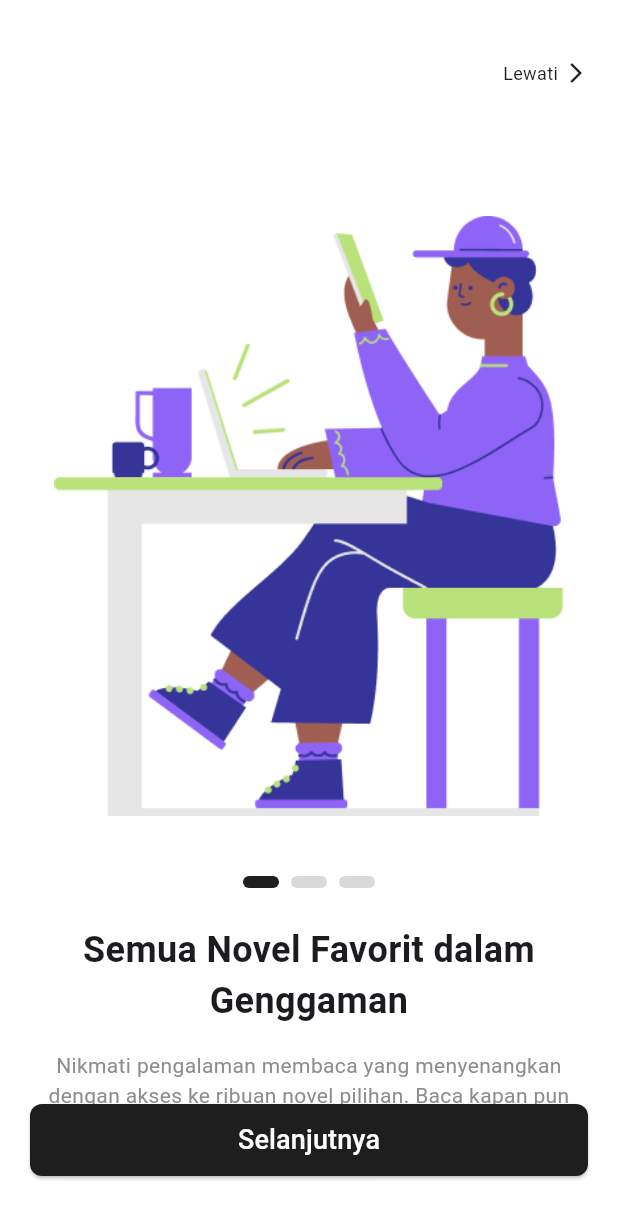
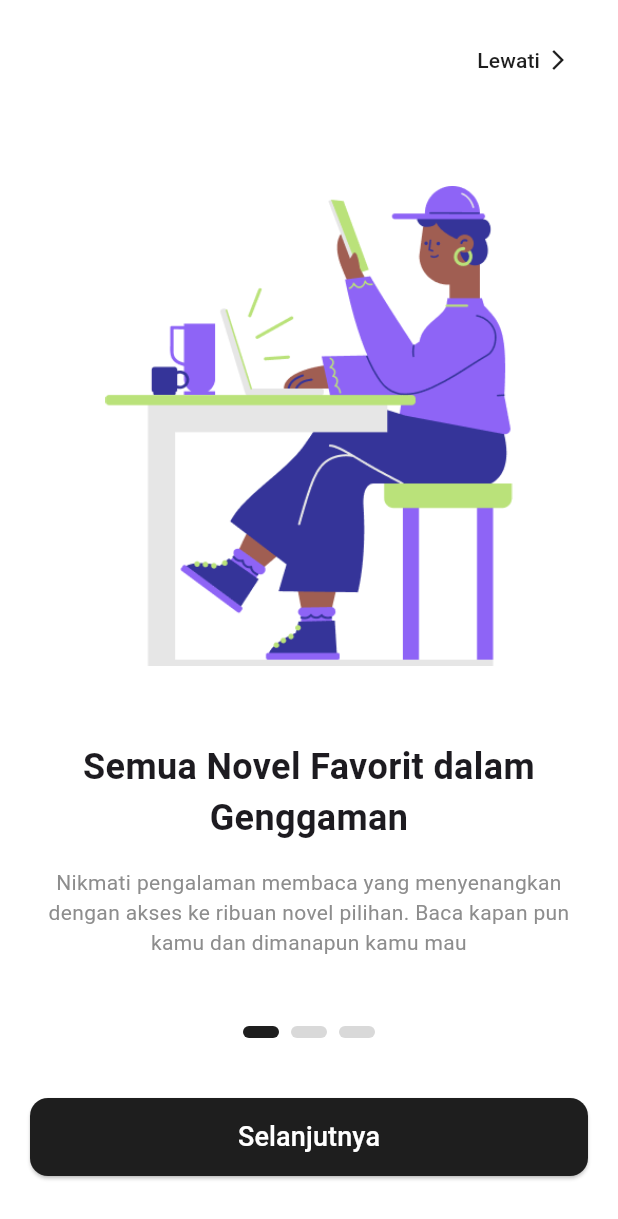
Before and after one commit to Aprilrianto/lexicon, a Flutter app: the screen it shows after launch, on a phone screen of 412 x 824 dp. Shown: the top 1219 px of the screen. Run offline on Flutter 3.47's test engine with Material 3 defaults, Android fonts, the phone set to English and light mode, and no system bars; our stand-ins replace fl_chart, image_picker, pinput, shared_preferences, supabase_flutter; accounts and stored records are empty.

Commit message:
memperbaiki onboarding

```diff
--- a/lib/screens/onboarding_screen.dart
+++ b/lib/screens/onboarding_screen.dart
@@ -1,5 +1,5 @@
 import 'package:flutter/material.dart';
-import 'login_screen.dart';
+import 'package:shared_preferences/shared_preferences.dart';
 
 class OnboardingScreen extends StatefulWidget {
   const OnboardingScreen({super.key});
@@ -12,7 +12,8 @@ class _OnboardingScreenState extends State<OnboardingScreen> {
   final PageController _pageController = PageController();
   int _currentPage = 0;
 
-  final List<Map<String, String>> onboardingData = [
+  // Data untuk setiap halaman onboarding
+  final List<Map<String, String>> _onboardingData = [
     {
       'image': 'assets/orang_duduk.png',
       'text': 'Semua Novel Favorit dalam Genggaman',
@@ -23,7 +24,7 @@ class _OnboardingScreenState extends State<OnboardingScreen> {
       'image': 'assets/orang_menunjuk.png',
       'text': "Temukan dunia baru dalam setiap genre",
       'subtitle':
-          'Temukan cerita yang sesuai dengan seleramu! Dari kisah romantis, petualangan fantasi epik, hingga misteri yang menegangkan semua genre favorit ada di sini. ',
+          'Temukan cerita yang sesuai dengan seleramu! Dari kisah romantis, petualangan fantasi epik, hingga misteri yang menegangkan semua genre favorit ada di sini.',
     },
     {
       'image': 'assets/dua_orang.png',
@@ -33,142 +34,172 @@ class _OnboardingScreenState extends State<OnboardingScreen> {
     },
   ];
 
+  // Fungsi yang dipanggil saat onboarding selesai (baik di-skip atau selesai)
+  Future<void> _finishOnboarding() async {
+    final prefs = await SharedPreferences.getInstance();
+    // Set flag bahwa onboarding sudah dilihat
+    await prefs.setBool('onboarding_seen', true);
+    if (mounted) {
+      // Gunakan named route untuk navigasi yang konsisten
+      Navigator.pushReplacementNamed(context, '/login');
+    }
+  }
+
+  // Fungsi untuk pindah ke halaman selanjutnya atau menyelesaikan onboarding
   void _nextPage() {
-    if (_currentPage < onboardingData.length - 1) {
+    if (_currentPage < _onboardingData.length - 1) {
       _pageController.nextPage(
-        duration: Duration(milliseconds: 300),
+        duration: const Duration(milliseconds: 300),
         curve: Curves.ease,
       );
     } else {
-      Navigator.pushReplacement(
-        context,
-        MaterialPageRoute(builder: (_) => LoginScreen()),
-      );
+      _finishOnboarding();
     }
-  }
-
-  void _skip() {
-    Navigator.pushReplacement(
-      context,
-      MaterialPageRoute(builder: (_) => const LoginScreen()),
-    );
   }
 
   @override
   Widget build(BuildContext context) {
     return Scaffold(
-      body: Stack(
+      backgroundColor: Colors.white,
+      body: SafeArea(
+        child: Stack(
           children: [
-          PageView.builder(
+            // Konten utama yang bisa di-swipe
+            _buildPageView(),
+            // Tombol "Lewati" di kanan atas
+            _buildSkipButton(),
+            // Indikator halaman dan tombol aksi di bagian bawah
+            _buildBottomControls(),
+          ],
+        ),
+      ),
+    );
+  }
+
+  // Widget untuk PageView
+  Widget _buildPageView() {
+    return PageView.builder(
       controller: _pageController,
-            itemCount: onboardingData.length,
+      itemCount: _onboardingData.length,
       onPageChanged: (index) {
         setState(() {
           _currentPage = index;
         });
       },
       itemBuilder: (context, index) {
-              return Column(
-                mainAxisAlignment: MainAxisAlignment.center,
+        return _buildOnboardingPage(
+          imagePath: _onboardingData[index]['image']!,
+          title: _onboardingData[index]['text']!,
+          subtitle: _onboardingData[index]['subtitle']!,
+        );
+      },
+    );
+  }
+
+  // DIPERBAIKI: Widget untuk membangun satu halaman onboarding dengan layout yang fleksibel
+  Widget _buildOnboardingPage({
+    required String imagePath,
+    required String title,
+    required String subtitle,
+  }) {
+    return Padding(
+      padding: const EdgeInsets.symmetric(horizontal: 24.0),
+      child: Column(
         children: [
-                  SizedBox(height: 80),
-                  Image.asset(onboardingData[index]['image']!, height: 400),
-                  SizedBox(height: 40),
-                  // penanda halaman onboarding
+          const Spacer(flex: 2), // Memberi ruang fleksibel di atas
+          Image.asset(
+            imagePath,
+            height: 320, // Ukuran gambar sedikit dikurangi
+            fit: BoxFit.contain,
+          ),
+          const SizedBox(height: 50),
+          Text(
+            title,
+            style: const TextStyle(fontSize: 24, fontWeight: FontWeight.w600),
+            textAlign: TextAlign.center,
+          ),
+          const SizedBox(height: 16),
+          Text(
+            subtitle,
+            style: const TextStyle(fontSize: 14, color: Color(0xFF8D8D8D)),
+            textAlign: TextAlign.center,
+          ),
+          const Spacer(
+            flex: 3,
+          ), // Memberi ruang fleksibel di bawah untuk tombol
+        ],
+      ),
+    );
+  }
+
+  // Widget untuk tombol "Lewati"
+  Widget _buildSkipButton() {
+    return Positioned(
+      top: 16,
+      right: 20,
+      child: TextButton(
+        onPressed: _finishOnboarding,
+        child: const Row(
+          children: [
+            Text(
+              'Lewati',
+              style: TextStyle(fontSize: 14, color: Color(0xFF1E1E1E)),
+            ),
+            SizedBox(width: 4),
+            Icon(Icons.arrow_forward_ios, size: 16, color: Color(0xFF1E1E1E)),
+          ],
+        ),
+      ),
+    );
+  }
+
+  // Widget untuk kontrol di bagian bawah (indikator dan tombol)
+  Widget _buildBottomControls() {
+    return Positioned(
+      bottom: 40,
+      left: 20,
+      right: 20,
+      child: Column(
+        children: [
+          // Indikator halaman
           Row(
             mainAxisAlignment: MainAxisAlignment.center,
             children: List.generate(
-                      onboardingData.length,
+              _onboardingData.length,
               (dotIndex) => AnimatedContainer(
-                        duration: Duration(milliseconds: 200),
-                        margin: EdgeInsets.symmetric(horizontal: 4),
+                duration: const Duration(milliseconds: 200),
+                margin: const EdgeInsets.symmetric(horizontal: 4),
                 width: 24,
                 height: 8,
                 decoration: BoxDecoration(
                   color:
                       _currentPage == dotIndex
-                                  ? Color(0xFF1E1E1E)
-                                  : Color(0xFFD9D9D9),
+                          ? const Color(0xFF1E1E1E)
+                          : const Color(0xFFD9D9D9),
                   borderRadius: BorderRadius.circular(4),
                 ),
               ),
             ),
           ),
-                  SizedBox(height: 24),
-                  // untuk teks dan subteks onboarding
-                  Padding(
-                    padding: const EdgeInsets.symmetric(horizontal: 24.0),
-                    child: Column(
-                      children: [
-                        Text(
-                          onboardingData[index]['text']!,
-                          style: TextStyle(
-                            fontSize: 24,
-                            fontWeight: FontWeight.w600,
-                          ),
-                          textAlign: TextAlign.center,
-                        ),
-                        SizedBox(height: 16),
-                        Text(
-                          onboardingData[index]['subtitle'] ?? '',
-                          style: TextStyle(
-                            fontSize: 14,
-                            color: Color(0xFF8D8D8D),
-                          ),
-                          textAlign: TextAlign.center,
-                        ),
-                      ],
-                    ),
-                  ),
-                ],
-              );
-            },
-          ),
-          // button lewati di kanan atas
-          Positioned(
-            top: 40,
-            right: 20,
-            child: GestureDetector(
-              onTap: _skip,
-              child: Row(
-                children: [
-                  Text(
-                    'Lewati',
-                    style: TextStyle(fontSize: 12, color: Color(0xFF1E1E1E)),
-                  ),
-                  SizedBox(width: 4),
-                  Icon(
-                    Icons.arrow_forward_ios,
-                    size: 16,
-                    color: Color(0xFF1E1E1E),
-                  ),
-                ],
-              ),
-            ),
-          ),
-          // Tombol Selanjutnya/Mulai
-          Positioned(
-            bottom: 40,
-            left: 20,
-            right: 20,
-            child: ElevatedButton(
+          const SizedBox(height: 40),
+          // Tombol Aksi
+          ElevatedButton(
             onPressed: _nextPage,
             style: ElevatedButton.styleFrom(
-                minimumSize: Size(double.infinity, 48),
-                backgroundColor: Color(0xFF1E1E1E),
+              minimumSize: const Size(double.infinity, 52),
+              backgroundColor: const Color(0xFF1E1E1E),
               shape: RoundedRectangleBorder(
-                  borderRadius: BorderRadius.circular(8),
+                borderRadius: BorderRadius.circular(12),
               ),
             ),
             child: Text(
-                _currentPage == onboardingData.length - 1
+              _currentPage == _onboardingData.length - 1
                   ? 'Mulai'
                   : 'Selanjutnya',
-                style: TextStyle(
+              style: const TextStyle(
                 fontSize: 18,
                 color: Colors.white,
                 fontWeight: FontWeight.w500,
-                ),
               ),
             ),
           ),
```
Lines whose indentation alone changed are shown as unchanged.
